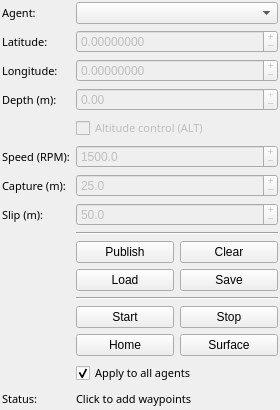
cougars-auv/coug_mapviz, file coug_mapviz/ui/coug_waypoints_config.ui: the form before one commit.
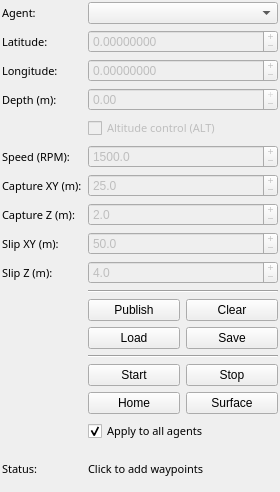
The form after the commit.

Commit message: Added slip/cap z to mapviz

```diff
--- a/coug_mapviz/ui/coug_waypoints_config.ui
+++ b/coug_mapviz/ui/coug_waypoints_config.ui
@@ -15,7 +15,7 @@
         <x>0</x>
         <y>0</y>
         <width>280</width>
-        <height>410</height>
+        <height>492</height>
       </rect>
     </property>
 
@@ -237,7 +237,7 @@
             </font>
           </property>
           <property name="text">
-            <string>Capture (m):</string>
+            <string>Capture XY (m):</string>
           </property>
         </widget>
       </item>
@@ -266,7 +266,7 @@
 
       <!-- Row 7: Slip Radius -->
       <item row="7" column="0">
-        <widget class="QLabel" name="label_slip">
+        <widget class="QLabel" name="label_capture_z">
           <property name="font">
             <font>
               <family>Sans Serif</family>
@@ -274,11 +274,48 @@
             </font>
           </property>
           <property name="text">
-            <string>Slip (m):</string>
+            <string>Capture Z (m):</string>
           </property>
         </widget>
       </item>
       <item row="7" column="1" colspan="3">
+        <widget class="QDoubleSpinBox" name="capture_radius_z_editor">
+          <property name="enabled">
+            <bool>false</bool>
+          </property>
+          <property name="decimals">
+            <number>1</number>
+          </property>
+          <property name="minimum">
+            <double>0.1</double>
+          </property>
+          <property name="maximum">
+            <double>9999.990000000000009</double>
+          </property>
+          <property name="value">
+            <double>2.0</double>
+          </property>
+          <property name="buttonSymbols">
+            <enum>QAbstractSpinBox::PlusMinus</enum>
+          </property>
+        </widget>
+      </item>
+
+      <!-- Row 8: Slip Radius -->
+      <item row="8" column="0">
+        <widget class="QLabel" name="label_slip">
+          <property name="font">
+            <font>
+              <family>Sans Serif</family>
+              <pointsize>8</pointsize>
+            </font>
+          </property>
+          <property name="text">
+            <string>Slip XY (m):</string>
+          </property>
+        </widget>
+      </item>
+      <item row="8" column="1" colspan="3">
         <widget class="QDoubleSpinBox" name="slip_radius_editor">
           <property name="enabled">
             <bool>false</bool>
@@ -301,20 +338,57 @@
         </widget>
       </item>
 
-      <!-- Row 8: Separator -->
-      <item row="8" column="1" colspan="3">
-        <widget class="QFrame" name="separator_top">
-          <property name="frameShape">
-            <enum>QFrame::HLine</enum>
+      <!-- Row 9: Slip Radius Z -->
+      <item row="9" column="0">
+        <widget class="QLabel" name="label_slip_z">
+          <property name="font">
+            <font>
+              <family>Sans Serif</family>
+              <pointsize>8</pointsize>
+            </font>
           </property>
-          <property name="frameShadow">
-            <enum>QFrame::Sunken</enum>
+          <property name="text">
+            <string>Slip Z (m):</string>
           </property>
         </widget>
       </item>
-
-      <!-- Row 9: Publish / Clear -->
       <item row="9" column="1" colspan="3">
+        <widget class="QDoubleSpinBox" name="slip_radius_z_editor">
+          <property name="enabled">
+            <bool>false</bool>
+          </property>
+          <property name="decimals">
+            <number>1</number>
+          </property>
+          <property name="minimum">
+            <double>0.1</double>
+          </property>
+          <property name="maximum">
+            <double>9999.990000000000009</double>
+          </property>
+          <property name="value">
+            <double>4.0</double>
+          </property>
+          <property name="buttonSymbols">
+            <enum>QAbstractSpinBox::PlusMinus</enum>
+          </property>
+        </widget>
+      </item>
+
+      <!-- Row 10: Separator -->
+      <item row="10" column="1" colspan="3">
+        <widget class="QFrame" name="separator_top">
+          <property name="frameShape">
+            <enum>QFrame::HLine</enum>
+          </property>
+          <property name="frameShadow">
+            <enum>QFrame::Sunken</enum>
+          </property>
+        </widget>
+      </item>
+
+      <!-- Row 11: Publish / Clear -->
+      <item row="11" column="1" colspan="3">
         <layout class="QHBoxLayout" name="horizontalLayout_pub_clear">
           <item>
             <widget class="QPushButton" name="publish">
@@ -333,8 +407,8 @@
         </layout>
       </item>
 
-      <!-- Row 10: Load / Save -->
-      <item row="10" column="1" colspan="3">
+      <!-- Row 12: Load / Save -->
+      <item row="12" column="1" colspan="3">
         <layout class="QHBoxLayout" name="horizontalLayout_file">
           <item>
             <widget class="QPushButton" name="load">
@@ -353,8 +427,8 @@
         </layout>
       </item>
 
-      <!-- Row 11: Separator -->
-      <item row="11" column="1" colspan="3">
+      <!-- Row 13: Separator -->
+      <item row="13" column="1" colspan="3">
         <widget class="QFrame" name="separator">
           <property name="frameShape">
             <enum>QFrame::HLine</enum>
@@ -365,8 +439,8 @@
         </widget>
       </item>
 
-      <!-- Row 12: Start / Stop -->
-      <item row="12" column="1" colspan="3">
+      <!-- Row 14: Start / Stop -->
+      <item row="14" column="1" colspan="3">
         <layout class="QHBoxLayout" name="horizontalLayout_start_stop">
           <item>
             <widget class="QPushButton" name="start">
@@ -385,8 +459,8 @@
         </layout>
       </item>
 
-      <!-- Row 13: Surface / Home -->
-      <item row="13" column="1" colspan="3">
+      <!-- Row 15: Surface / Home -->
+      <item row="15" column="1" colspan="3">
         <layout class="QHBoxLayout" name="horizontalLayout_surface_home">
           <item>
             <widget class="QPushButton" name="home">
@@ -405,8 +479,8 @@
         </layout>
       </item>
 
-      <!-- Row 14: Checkbox -->
-      <item row="14" column="1" colspan="3">
+      <!-- Row 16: Checkbox -->
+      <item row="16" column="1" colspan="3">
         <widget class="QCheckBox" name="apply_all">
           <property name="font">
             <font>
@@ -423,8 +497,8 @@
         </widget>
       </item>
 
-      <!-- Row 15: Status -->
-      <item row="15" column="0">
+      <!-- Row 17: Status -->
+      <item row="17" column="0">
         <widget class="QLabel" name="label_2">
           <property name="font">
             <font>
@@ -437,7 +511,7 @@
           </property>
         </widget>
       </item>
-      <item row="15" column="1" colspan="3">
+      <item row="17" column="1" colspan="3">
         <widget class="QLabel" name="status">
           <property name="font">
             <font>
```
Left out of the diff: 2 changed lines with no effect on the pictures. The commit also changes 6 other files.
